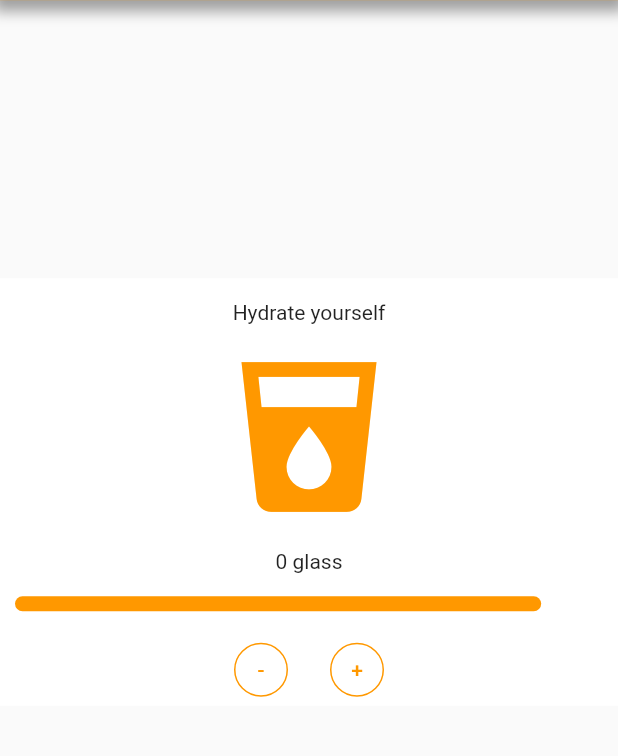
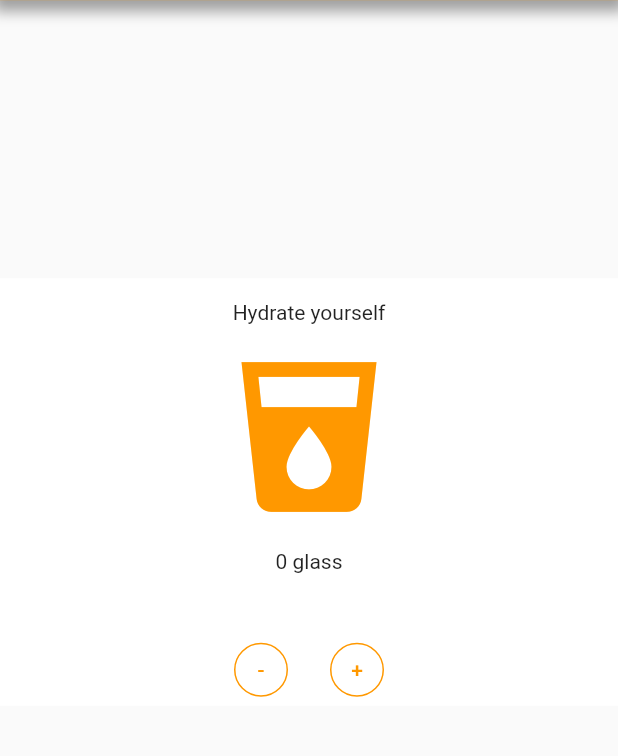
Before and after one commit to MaciejCza/group_project, a Flutter app: the water screen opened directly, on a phone screen of 412 x 824 dp, the part 210-966 px from its top. Run offline on Flutter 3.47's test engine with Material 2 defaults, Android fonts, the phone set to English and light mode, and no system bars; drawn by our look-alikes of percent_indicator; our stand-ins replace liquid_progress_indicator, table_calendar.

Commit message:
Merge remote-tracking branch 'origin/master'

```diff
--- a/lib/water.dart
+++ b/lib/water.dart
@@ -53,8 +53,8 @@ class _waterState extends State<water> {
               width: MediaQuery.of(context).size.width*0.9,
               lineHeight: 10.0,
               percent: glass/8,
-              progressColor: Colors.white,
-              backgroundColor: Colors.orange,
+              progressColor: Colors.yellow,
+              backgroundColor: Colors.white,
               barRadius:  const Radius.circular(16),
             ),
             const SizedBox(height: 15),
@@ -97,6 +97,7 @@ class _waterState extends State<water> {
                 ),
               ],
             )
+
   ]
         )
         ) ],
```
